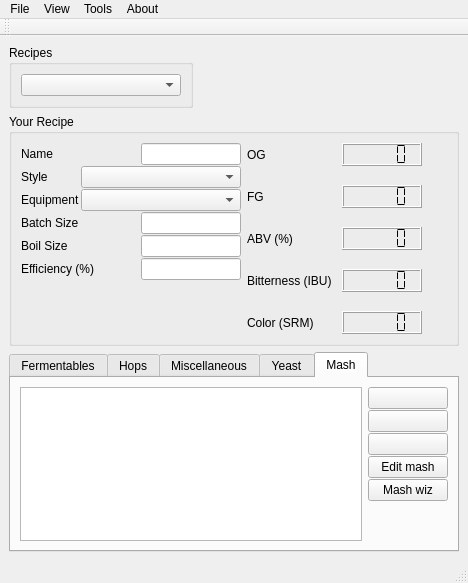
First picture: the form in mainWindow.ui, repository Brewtarget/brewtarget, before the edit.
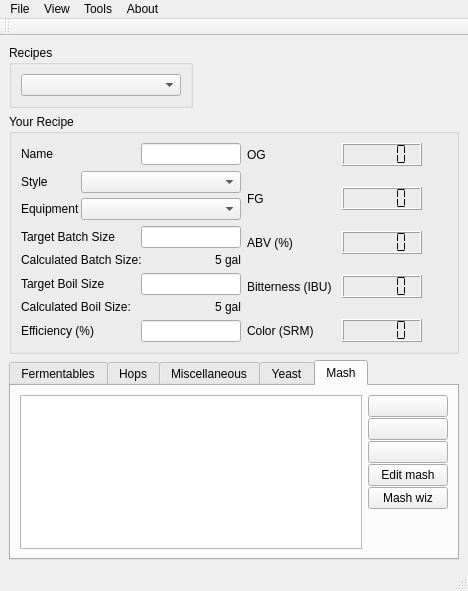
Second picture: the form after the edit. The open tabs and pages were chosen to show the change. Icons and pictures are not drawn. Custom widgets are drawn as their Qt base class.

```diff
--- a/mainWindow.ui
+++ b/mainWindow.ui
@@ -7,7 +7,7 @@
     <x>0</x>
     <y>0</y>
     <width>468</width>
-    <height>583</height>
+    <height>591</height>
    </rect>
   </property>
   <property name="windowTitle">
@@ -122,6 +122,19 @@
              </item>
             </layout>
            </item>
+           <item>
+            <spacer name="verticalSpacer_12">
+             <property name="orientation">
+              <enum>Qt::Vertical</enum>
+             </property>
+             <property name="sizeHint" stdset="0">
+              <size>
+               <width>20</width>
+               <height>40</height>
+              </size>
+             </property>
+            </spacer>
+           </item>
            <item>
             <layout class="QHBoxLayout" name="horizontalLayout_2">
              <item>
@@ -158,6 +171,19 @@
              </item>
             </layout>
            </item>
+           <item>
+            <spacer name="verticalSpacer_13">
+             <property name="orientation">
+              <enum>Qt::Vertical</enum>
+             </property>
+             <property name="sizeHint" stdset="0">
+              <size>
+               <width>20</width>
+               <height>40</height>
+              </size>
+             </property>
+            </spacer>
+           </item>
            <item>
             <layout class="QHBoxLayout" name="horizontalLayout_3">
              <item>
@@ -194,6 +220,19 @@
              </item>
             </layout>
            </item>
+           <item>
+            <spacer name="verticalSpacer_14">
+             <property name="orientation">
+              <enum>Qt::Vertical</enum>
+             </property>
+             <property name="sizeHint" stdset="0">
+              <size>
+               <width>20</width>
+               <height>40</height>
+              </size>
+             </property>
+            </spacer>
+           </item>
            <item>
             <layout class="QHBoxLayout" name="horizontalLayout_4">
              <item>
@@ -205,7 +244,7 @@
                 </sizepolicy>
                </property>
                <property name="text">
-                <string>Batch Size</string>
+                <string>Target Batch Size</string>
                </property>
               </widget>
              </item>
@@ -233,6 +272,62 @@
              </item>
             </layout>
            </item>
+           <item>
+            <spacer name="verticalSpacer_15">
+             <property name="orientation">
+              <enum>Qt::Vertical</enum>
+             </property>
+             <property name="sizeHint" stdset="0">
+              <size>
+               <width>20</width>
+               <height>40</height>
+              </size>
+             </property>
+            </spacer>
+           </item>
+           <item>
+            <layout class="QHBoxLayout" name="horizontalLayout_23">
+             <property name="leftMargin">
+              <number>0</number>
+             </property>
+             <property name="topMargin">
+              <number>0</number>
+             </property>
+             <item>
+              <widget class="QLabel" name="label_16">
+               <property name="sizePolicy">
+                <sizepolicy hsizetype="Expanding" vsizetype="Preferred">
+                 <horstretch>0</horstretch>
+                 <verstretch>0</verstretch>
+                </sizepolicy>
+               </property>
+               <property name="text">
+                <string>Calculated Batch Size:</string>
+               </property>
+              </widget>
+             </item>
+             <item>
+              <widget class="QLabel" name="label_calcBatchSize">
+               <property name="text">
+                <string>5 gal</string>
+               </property>
+              </widget>
+             </item>
+            </layout>
+           </item>
+           <item>
+            <spacer name="verticalSpacer_16">
+             <property name="orientation">
+              <enum>Qt::Vertical</enum>
+             </property>
+             <property name="sizeHint" stdset="0">
+              <size>
+               <width>20</width>
+               <height>40</height>
+              </size>
+             </property>
+            </spacer>
+           </item>
            <item>
             <layout class="QHBoxLayout" name="horizontalLayout_5">
              <item>
@@ -244,7 +339,7 @@
                 </sizepolicy>
                </property>
                <property name="text">
-                <string>Boil Size</string>
+                <string>Target Boil Size</string>
                </property>
               </widget>
              </item>
@@ -272,6 +367,59 @@
              </item>
             </layout>
            </item>
+           <item>
+            <spacer name="verticalSpacer_17">
+             <property name="orientation">
+              <enum>Qt::Vertical</enum>
+             </property>
+             <property name="sizeHint" stdset="0">
+              <size>
+               <width>20</width>
+               <height>40</height>
+              </size>
+             </property>
+            </spacer>
+           </item>
+           <item>
+            <layout class="QHBoxLayout" name="horizontalLayout_22">
+             <property name="topMargin">
+              <number>0</number>
+             </property>
+             <item>
+              <widget class="QLabel" name="label_14">
+               <property name="sizePolicy">
+                <sizepolicy hsizetype="Expanding" vsizetype="Preferred">
+                 <horstretch>0</horstretch>
+                 <verstretch>0</verstretch>
+                </sizepolicy>
+               </property>
+               <property name="text">
+                <string>Calculated Boil Size:</string>
+               </property>
+              </widget>
+             </item>
+             <item>
+              <widget class="QLabel" name="label_calcBoilSize">
+               <property name="text">
+                <string>5 gal</string>
+               </property>
+              </widget>
+             </item>
+            </layout>
+           </item>
+           <item>
+            <spacer name="verticalSpacer_18">
+             <property name="orientation">
+              <enum>Qt::Vertical</enum>
+             </property>
+             <property name="sizeHint" stdset="0">
+              <size>
+               <width>20</width>
+               <height>40</height>
+              </size>
+             </property>
+            </spacer>
+           </item>
            <item>
             <layout class="QHBoxLayout" name="horizontalLayout_6">
              <item>
@@ -311,19 +459,6 @@
              </item>
             </layout>
            </item>
-           <item>
-            <spacer name="verticalSpacer_7">
-             <property name="orientation">
-              <enum>Qt::Vertical</enum>
-             </property>
-             <property name="sizeHint" stdset="0">
-              <size>
-               <width>20</width>
-               <height>40</height>
-              </size>
-             </property>
-            </spacer>
-           </item>
           </layout>
          </item>
          <item>
```
Left out of the diff: 2 changed lines with no effect on the pictures.
